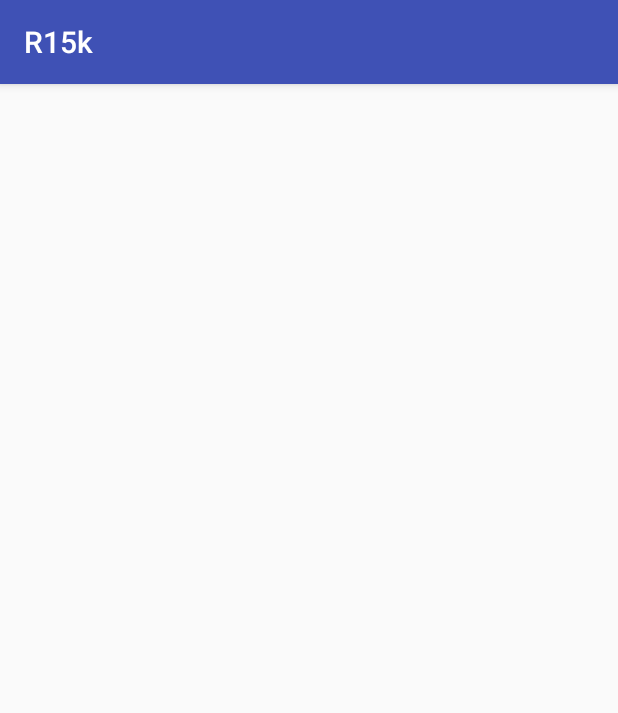
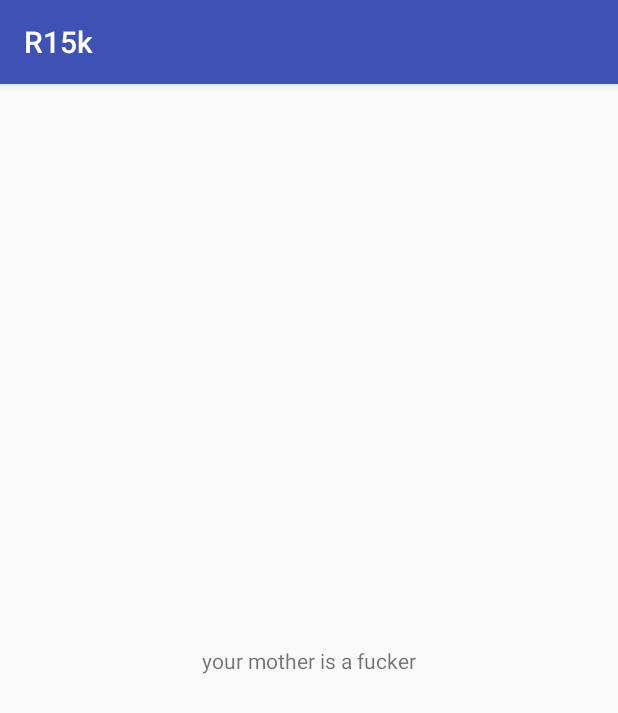
Before and after one commit to Guille88C/r15k, an Android app: the screen it shows after launch (MainActivity), on a phone screen of 412 x 824 dp. Shown: the top 713 px of the screen. Run offline under Robolectric (Android 15) with nearby library versions, the phone set to English and light mode, and no system bars.

```diff
--- a/droid/app/build.gradle
+++ b/droid/app/build.gradle
@@ -1,5 +1,6 @@
 apply plugin: 'com.android.application'
 apply plugin: 'kotlin-android'
+apply plugin: 'kotlin-android-extensions'
 
 android {
     compileSdkVersion 26
@@ -25,7 +26,7 @@ dependencies {
     androidTestImplementation('com.android.support.test.espresso:espresso-core:2.2.2', {
         exclude group: 'com.android.support', module: 'support-annotations'
     })
-    implementation 'com.android.support:appcompat-v7:26.0.0-beta2'
+    implementation 'com.android.support:appcompat-v7:26.0.0-beta1'
     testImplementation 'junit:junit:4.12'
     compile 'com.android.support.constraint:constraint-layout:1.0.2'
     compile "org.jetbrains.kotlin:kotlin-stdlib-jre7:$kotlin_version"
--- a/droid/app/src/main/java/com/r15k/glacialware/r15k/views/main/MainActivity.kt
+++ b/droid/app/src/main/java/com/r15k/glacialware/r15k/views/main/MainActivity.kt
@@ -2,6 +2,7 @@ package com.r15k.glacialware.r15k.views.main
 
 import android.os.Bundle
 import android.support.v7.app.AppCompatActivity
+import kotlinx.android.synthetic.main.activity_main.*
 
 /**
  * Created by Guille on 01/07/2017.
@@ -12,6 +13,9 @@ class MainActivity : AppCompatActivity() {
         super.onCreate(savedInstanceState)
 
         this.setContentView(com.r15k.glacialware.r15k.R.layout.activity_main)
+
+        textView.text = "your mother is a fucker"
+
     }
 
 }
--- a/droid/app/src/main/res/layout/activity_main.xml
+++ b/droid/app/src/main/res/layout/activity_main.xml
@@ -1,6 +1,18 @@
 <?xml version="1.0" encoding="utf-8"?>
-<android.support.constraint.ConstraintLayout
-    xmlns:android="http://schemas.android.com/apk/res/android" android:layout_width="match_parent"
-    android:layout_height="match_parent">
+<android.support.constraint.ConstraintLayout xmlns:android="http://schemas.android.com/apk/res/android"
+    xmlns:tools="http://schemas.android.com/tools"
+    android:layout_width="match_parent"
+    android:layout_height="match_parent"
+    xmlns:app="http://schemas.android.com/apk/res-auto">
+
+    <TextView
+        android:id="@+id/textView"
+        android:layout_width="wrap_content"
+        android:layout_height="wrap_content"
+        tools:text="My text"
+        app:layout_constraintTop_toTopOf="parent"
+        app:layout_constraintBottom_toBottomOf="parent"
+        app:layout_constraintLeft_toLeftOf="parent"
+        app:layout_constraintRight_toRightOf="parent"/>
 
 </android.support.constraint.ConstraintLayout>
--- a/droid/build.gradle
+++ b/droid/build.gradle
@@ -10,6 +10,7 @@ buildscript {
     dependencies {
         classpath 'com.android.tools.build:gradle:3.0.0-alpha5'
         classpath "org.jetbrains.kotlin:kotlin-gradle-plugin:$kotlin_version"
+        classpath "org.jetbrains.kotlin:kotlin-android-extensions:$kotlin_version"
 
         // NOTE: Do not place your application dependencies here; they belong
         // in the individual module build.gradle files
```
